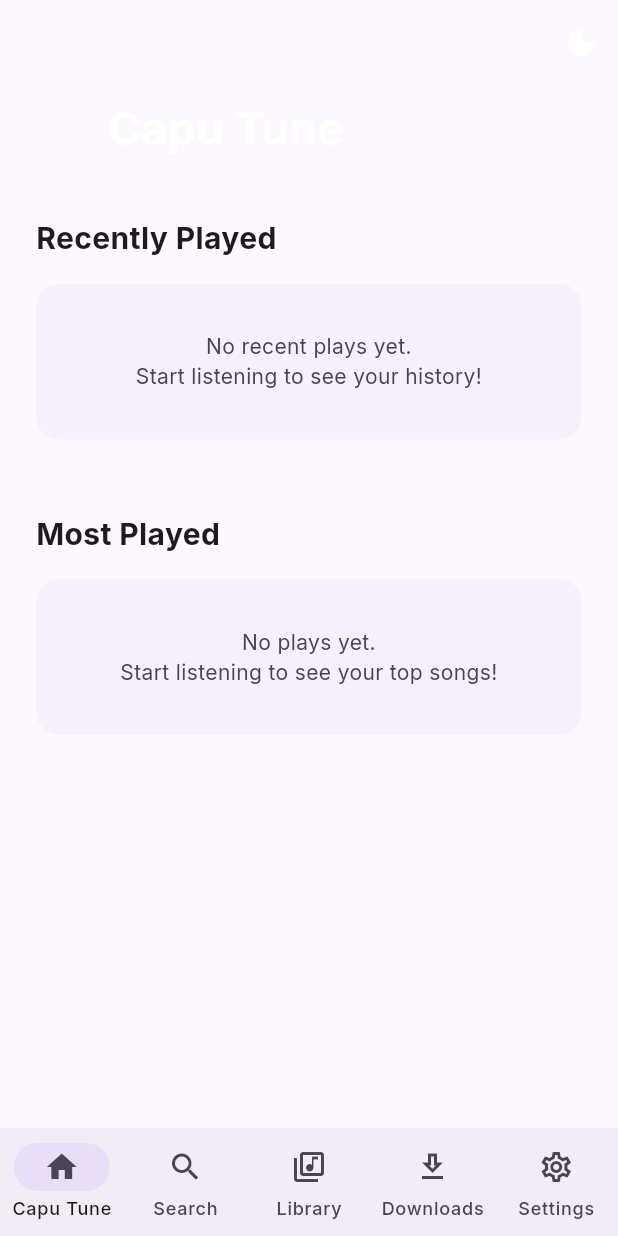
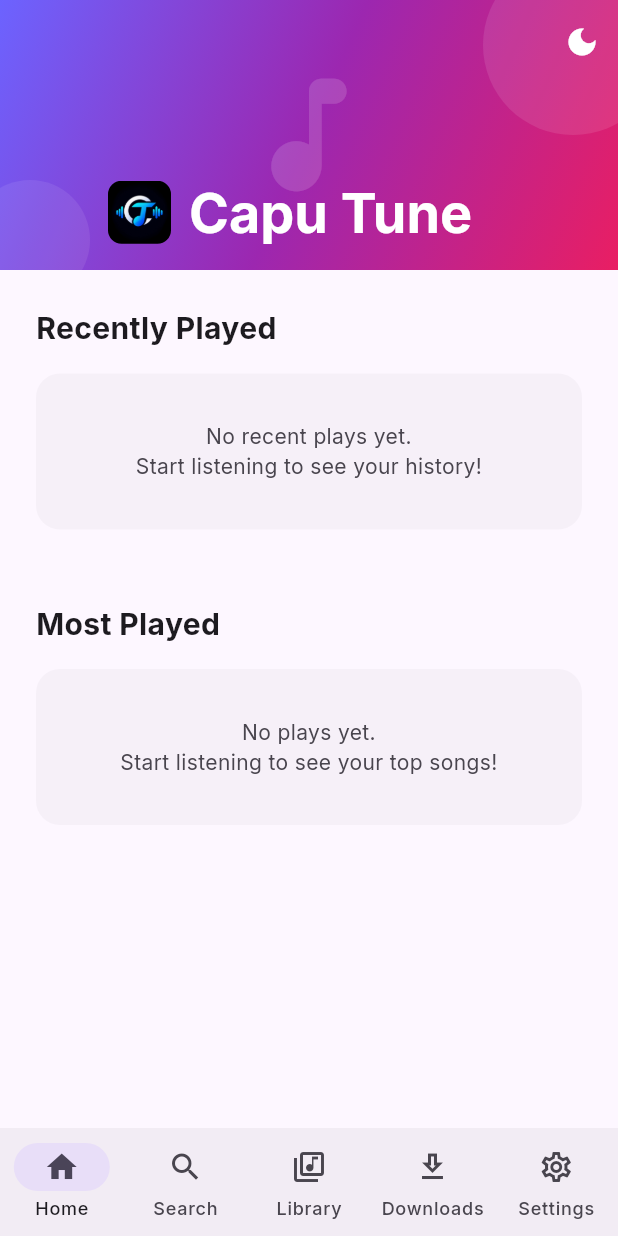
Before and after one commit to charl1107/nekomusic, a Flutter app: the screen it shows after launch, on a phone screen of 412 x 824 dp. Run offline on Flutter 3.47's test engine with Material 3 defaults, Android fonts, the phone set to English and light mode, and no system bars; our stand-ins replace cached_network_image, dio, google_fonts, hive_flutter, just_audio, permission_handler; accounts and stored records are empty; network calls fail.

Commit message:
feat: restore hero UI from 4865386, rebrand to Capu Tune with new logo and banner

```diff
--- a/flutter_app/lib/main.dart
+++ b/flutter_app/lib/main.dart
@@ -18,20 +18,20 @@
         ChangeNotifierProvider(create: (_) => PlayerService()),
         ChangeNotifierProvider(create: (_) => DownloadService()),
       ],
-      child: const NekoMusicApp(),
+      child: const CapuTuneApp(),
     ),
   );
 }
 
-class NekoMusicApp extends StatelessWidget {
-  const NekoMusicApp({super.key});
+class CapuTuneApp extends StatelessWidget {
+  const CapuTuneApp({super.key});
 
   @override
   Widget build(BuildContext context) {
     return Consumer<PlayerService>(
       builder: (context, playerService, child) {
         return MaterialApp(
-          title: 'NekoMusic',
+          title: 'Capu Tune',
           debugShowCheckedModeBanner: false,
           theme: AppTheme.lightTheme,
           darkTheme: AppTheme.darkTheme,
--- a/flutter_app/lib/screens/home_screen.dart
+++ b/flutter_app/lib/screens/home_screen.dart
@@ -69,7 +69,7 @@
               NavigationDestination(
                 icon: Icon(Icons.home_outlined),
                 selectedIcon: Icon(Icons.home),
-                label: 'Capu Tune',
+                label: 'Home',
               ),
               NavigationDestination(
                 icon: Icon(Icons.search),
@@ -103,15 +103,80 @@
       slivers: [
         // Hero header
         SliverAppBar(
-          expandedHeight: 120,
+          expandedHeight: 180,
           pinned: true,
           flexibleSpace: FlexibleSpaceBar(
-            title: const Text(
-              'Capu Tune',
-              style: TextStyle(
-                fontWeight: FontWeight.bold,
-                fontSize: 20,
-                color: Colors.white,
+            title: Row(
+              mainAxisSize: MainAxisSize.min,
+              children: [
+                ClipRRect(
+                  borderRadius: BorderRadius.circular(6),
+                  child: Image.asset(
+                    'assets/images/logo.jpg',
+                    width: 28,
+                    height: 28,
+                    fit: BoxFit.cover,
+                  ),
+                ),
+                const SizedBox(width: 8),
+                const Text(
+                  'Capu Tune',
+                  style: TextStyle(
+                    fontWeight: FontWeight.bold,
+                    fontSize: 24,
+                    color: Colors.white,
+                  ),
+                ),
+              ],
+            ),
+            background: Container(
+              decoration: const BoxDecoration(
+                gradient: LinearGradient(
+                  colors: [
+                    Color(0xFF6C63FF),
+                    Color(0xFF9C27B0),
+                    Color(0xFFE91E63),
+                  ],
+                  begin: Alignment.topLeft,
+                  end: Alignment.bottomRight,
+                ),
+              ),
+              child: Stack(
+                children: [
+                  // Decorative circles
+                  Positioned(
+                    top: -30,
+                    right: -30,
+                    child: Container(
+                      width: 120,
+                      height: 120,
+                      decoration: BoxDecoration(
+                        shape: BoxShape.circle,
+                        color: Colors.white.withValues(alpha: 0.1),
+                      ),
+                    ),
+                  ),
+                  Positioned(
+                    bottom: -20,
+                    left: -20,
+                    child: Container(
+                      width: 80,
+                      height: 80,
+                      decoration: BoxDecoration(
+                        shape: BoxShape.circle,
+                        color: Colors.white.withValues(alpha: 0.08),
+                      ),
+                    ),
+                  ),
+                  // Music note icon
+                  Center(
+                    child: Icon(
+                      Icons.music_note_rounded,
+                      size: 100,
+                      color: Colors.white.withValues(alpha: 0.15),
+                    ),
+                  ),
+                ],
               ),
             ),
           ),
--- a/flutter_app/lib/screens/settings_screen.dart
+++ b/flutter_app/lib/screens/settings_screen.dart
@@ -41,14 +41,22 @@
             subtitle: Text('1.0.0'),
           ),
           ListTile(
-            title: const Text('NekoMusic'),
+            title: const Text('Capu Tune'),
             subtitle: const Text('A music player built with Flutter'),
             onTap: () {
               showAboutDialog(
                 context: context,
-                applicationName: 'NekoMusic',
+                applicationName: 'Capu Tune',
                 applicationVersion: '1.0.0',
-                applicationIcon: const Icon(Icons.music_note, size: 48),
+                applicationIcon: ClipRRect(
+                  borderRadius: BorderRadius.circular(8),
+                  child: Image.asset(
+                    'assets/images/logo.jpg',
+                    width: 48,
+                    height: 48,
+                    fit: BoxFit.cover,
+                  ),
+                ),
                 children: [
                   const Text('A beautiful music player built with Flutter.'),
                 ],
--- a/flutter_app/pubspec.yaml
+++ b/flutter_app/pubspec.yaml
@@ -1,5 +1,5 @@
 name: nekomusic
-description: NekoMusic - A full music player app
+description: Capu Tune - A full music player app
 publish_to: 'none'
 version: 1.0.0+1
 
```
Also changed, not shown: flutter_app/assets/images/banner.png (added), flutter_app/assets/images/logo.jpg (added), 7 other files.
